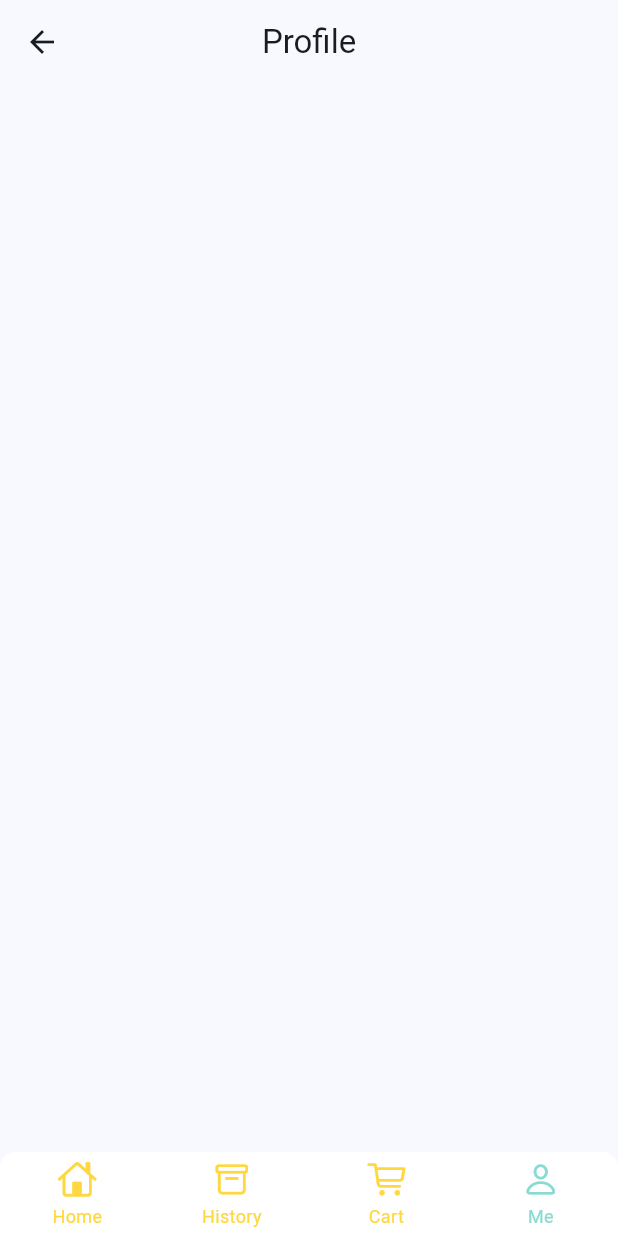
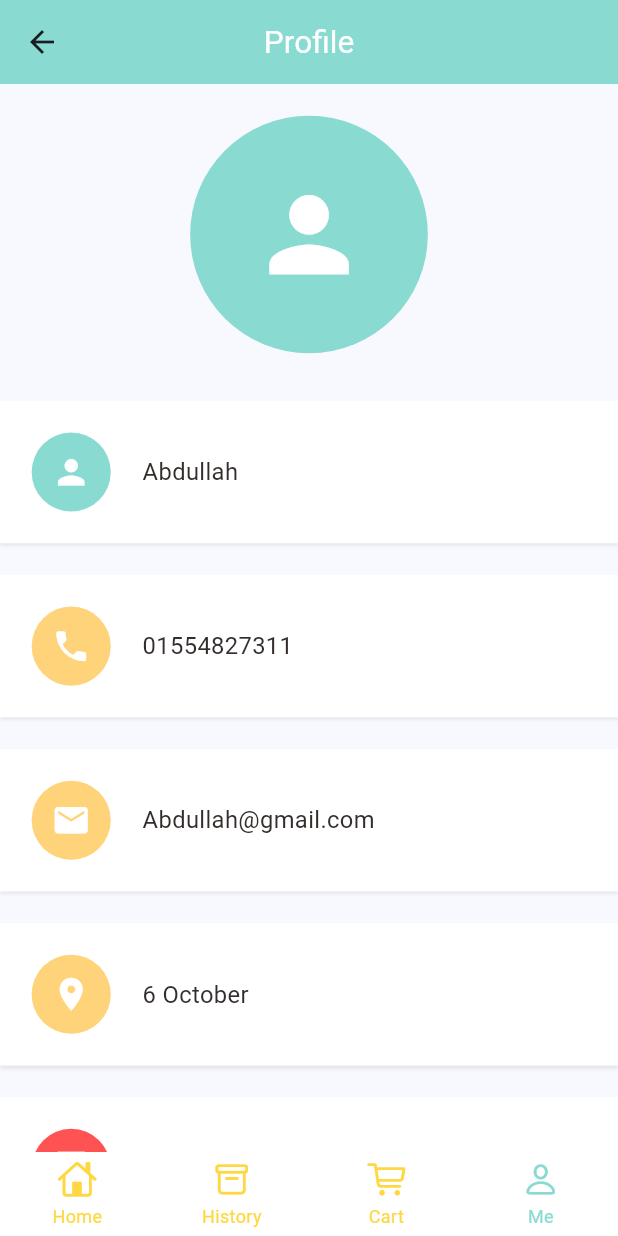
Before and after one commit to abodmadi/Food-Delivery-App, a Flutter app: the screen it shows after launch, item 4 of the bottom bar chosen, on a phone screen of 412 x 824 dp. Run offline on Flutter 3.47's test engine with Material 2 defaults, Android fonts, the phone set to English and light mode, and no system bars; drawn by our look-alikes of persistent_bottom_nav_bar; our stand-ins replace dots_indicator, get, shared_preferences; network calls fail.

```diff
--- a/lib/pages/account/account_page.dart
+++ b/lib/pages/account/account_page.dart
@@ -1,4 +1,9 @@
 import 'package:flutter/material.dart';
+import 'package:food_delivery_app/utils/colors.dart';
+import 'package:food_delivery_app/utils/dimensions.dart';
+import 'package:food_delivery_app/widgets/custom_account_card_info.dart';
+import 'package:food_delivery_app/widgets/custom_app_icon.dart';
+import 'package:food_delivery_app/widgets/custom_big_text.dart';
 
 class AccountPage extends StatelessWidget {
   const AccountPage({super.key});
@@ -8,12 +13,68 @@ class AccountPage extends StatelessWidget {
     return SafeArea(
       child: Scaffold(
         appBar: AppBar(
+          backgroundColor: AppColors.mainColor,
           centerTitle: true,
-          title: Text(
-            'Profile',
+          title: CustomBigText(
+            text: 'Profile',
+            fontSize: Dimensions.font20,
+            color: Colors.white,
           ),
         ),
-        body: Container(),
+        // This Showing the user information.
+        body: Container(
+          width: double.maxFinite,
+          margin: EdgeInsets.only(top: Dimensions.height20),
+          child: Column(
+            children: [
+              // This showing the user image.
+              CustomAppIcon(
+                icon: Icons.person,
+                backColor: AppColors.mainColor,
+                iconColor: Colors.white,
+                iconSize: Dimensions.iconSize75,
+                size: Dimensions.radius150,
+              ),
+              SizedBox(
+                height: Dimensions.height30,
+              ),
+              Expanded(
+                child: ListView(
+                  children: [
+                    // This showing the user name.
+                    CustomAccountCardInfo(info: 'Abdullah', icon: Icons.person),
+                    SizedBox(
+                      height: Dimensions.height20,
+                    ),
+                    // This showing the user phone.
+                    CustomAccountCardInfo(info: '01554827311', icon: Icons.phone,backColor: AppColors.yellowColor,),
+                    SizedBox(
+                      height: Dimensions.height20,
+                    ),
+                    // This showing the user mail.
+                    CustomAccountCardInfo(
+                        info: 'Abdullah@gmail.com', icon: Icons.email,backColor: AppColors.yellowColor,),
+                    SizedBox(
+                      height: Dimensions.height20,
+                    ),
+                    // This showing the user address.
+                    CustomAccountCardInfo(
+                        info: '6 October', icon: Icons.location_on,backColor: AppColors.yellowColor,),
+                    SizedBox(
+                      height: Dimensions.height20,
+                    ),
+                    // This showing the message.
+                    CustomAccountCardInfo(
+                        info: 'Hi,Abdullah', icon: Icons.message,backColor: Colors.redAccent),
+                    SizedBox(
+                      height: Dimensions.height20,
+                    ),
+                  ],
+                ),
+              ),
+            ],
+          ),
+        ),
       ),
     );
   }
--- a/lib/pages/home/main_food_page.dart
+++ b/lib/pages/home/main_food_page.dart
@@ -29,6 +29,8 @@ class _MainFoodPageState extends State<MainFoodPage> {
     print('Cuurent Wight :' + MediaQuery.of(context).size.width.toString());
     return SafeArea(
       child: RefreshIndicator(
+        color: Colors.white,
+        backgroundColor: AppColors.mainColor,
         child: Column(
           children: [
             // Showing the Header
--- a/lib/utils/app_constants.dart
+++ b/lib/utils/app_constants.dart
@@ -1,7 +1,7 @@
 class AppConstants {
   static const String APP_NAME = 'DBFood';
   static const int APP_VERSION = 1;
-  static const String BASE_URL = 'http://192.168.1.7:8001/';
+  static const String BASE_URL = 'http://192.168.1.6:8001/';
   static const String POPULAR_PRODUCT_URI = 'api/v1/products/popular';
   static const String RECOMMENDED_PRODUCT_URI = 'api/v1/products/recommended';
   static const String DRINKS_URI = 'api/v1/products/drinks';
--- a/lib/utils/dimensions.dart
+++ b/lib/utils/dimensions.dart
@@ -45,9 +45,11 @@ class Dimensions {
   static double radius18 = screenHeight / 43.38;
   static double radius20 = screenHeight / 39.05;
   static double radius30 = screenHeight / 26.03;
+  static double radius150 = screenHeight / 5.20;
 // Showing the Icon Factors
   static double iconSize16 = screenHeight / 48.81;
   static double iconSize24 = screenHeight / 32.54;
+  static double iconSize75 = screenHeight / 10.41;
 // Showing the List View Size Factors
   static double listViewImageSize = screenWidth / 3.42;
   static double listViewTextContSize = screenWidth / 4.11;
--- /dev/null
+++ b/lib/widgets/custom_account_card_info.dart
@@ -0,0 +1,54 @@
+import 'package:flutter/material.dart';
+import 'package:food_delivery_app/utils/dimensions.dart';
+import 'package:food_delivery_app/widgets/custom_app_icon.dart';
+import 'package:food_delivery_app/widgets/custom_big_text.dart';
+
+// ignore: must_be_immutable
+class CustomAccountCardInfo extends StatelessWidget {
+  final String info;
+  final IconData icon;
+  Color backColor;
+  // ignore: use_key_in_widget_constructors
+  CustomAccountCardInfo({
+    Key? key,
+    required this.info,
+    required this.icon,
+    this.backColor = const Color(0xFF89dad0),
+  });
+
+  @override
+  Widget build(BuildContext context) {
+    return Container(
+      padding: EdgeInsets.only(
+        left: Dimensions.height20,
+        top: Dimensions.height20,
+        bottom: Dimensions.height20,
+      ),
+      decoration: BoxDecoration(
+        color: Colors.white,
+        boxShadow: [
+          BoxShadow(
+            blurRadius: 1,
+            offset: const Offset(0, 2),
+            color: Colors.grey.withOpacity(0.2),
+          ),
+        ],
+      ),
+      child: Row(
+        children: [
+          CustomAppIcon(
+            icon: icon,
+            backColor: backColor,
+            iconColor: Colors.white,
+            iconSize: Dimensions.iconSize24 + 1,
+            size: Dimensions.height10 * 5,
+          ),
+          SizedBox(
+            width: Dimensions.height20,
+          ),
+          CustomBigText(text: info),
+        ],
+      ),
+    );
+  }
+}
```
